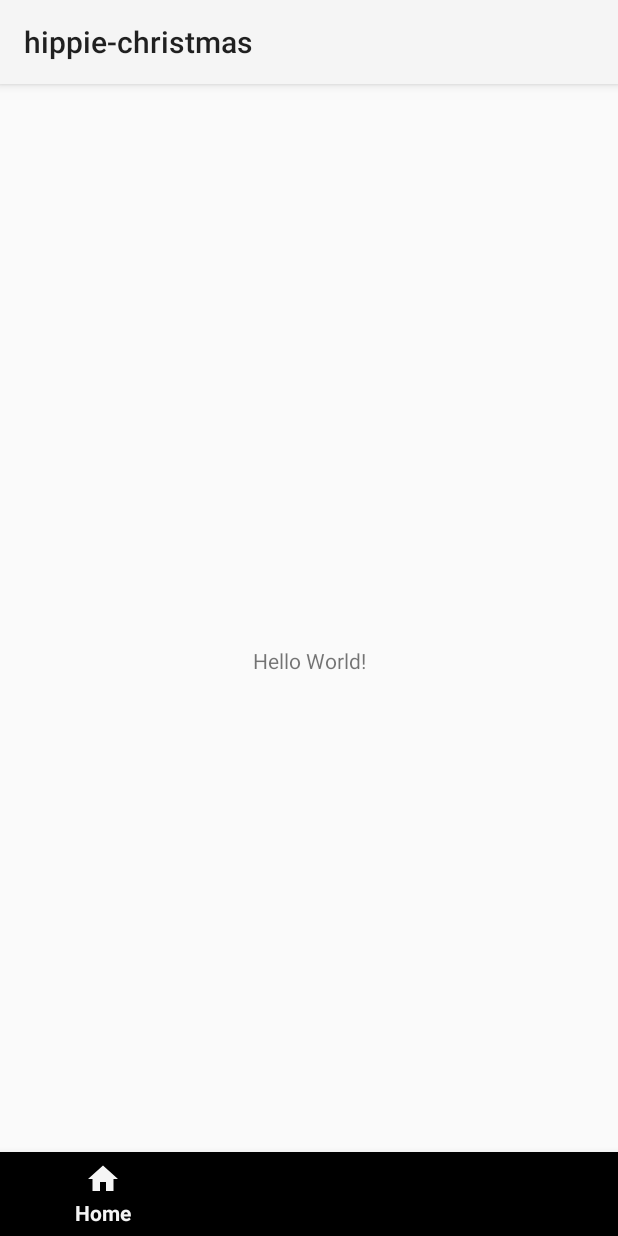
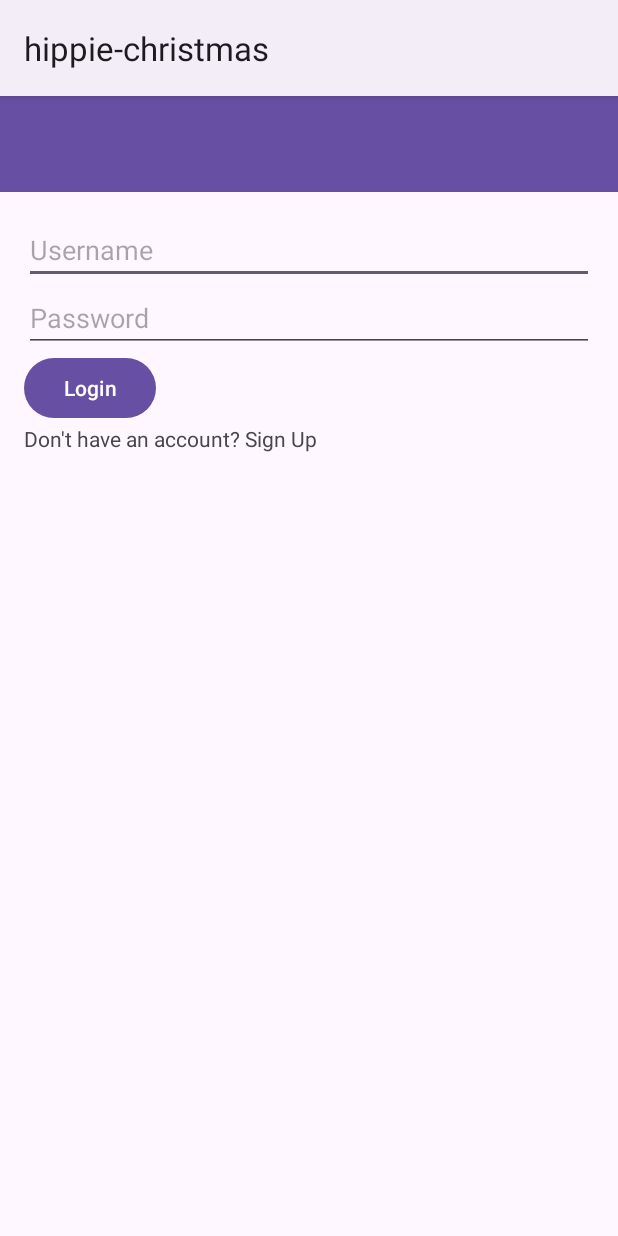
Before and after one commit to peschwartz/hippie-christmas, an Android app: the screen it shows after launch (MainActivity), on a phone screen of 412 x 824 dp. Run offline under Robolectric (Android 15) with nearby library versions, the phone set to English and light mode, and no system bars.

Commit message:
login page working... need to connect all pages still

```diff
--- a/app/src/main/AndroidManifest.xml
+++ b/app/src/main/AndroidManifest.xml
@@ -13,7 +13,7 @@
         android:label="@string/app_name"
         android:roundIcon="@mipmap/ic_launcher_round"
         android:supportsRtl="true"
-        android:theme="@style/Theme.Login"
+        android:theme="@style/Theme.Hippiechristmas"
         tools:targetApi="31">
         <activity
             android:name=".home_page"
--- a/app/src/main/java/com/cs407/hippie_christmas/MainActivity.java
+++ b/app/src/main/java/com/cs407/hippie_christmas/MainActivity.java
@@ -2,20 +2,42 @@ package com.cs407.hippie_christmas;
 
 import androidx.appcompat.app.AppCompatActivity;
 
+import android.content.Intent;
 import android.os.Bundle;
+import android.view.View;
+import android.widget.Button;
+import android.widget.EditText;
 
+import com.cs407.login.SignUpActivity;
 import com.google.android.material.bottomnavigation.BottomNavigationView;
 
 public class MainActivity extends AppCompatActivity {
 
     BottomNavigationView bottomNavigationView;
-
+    EditText editTextUsername, editTextPassword;
     @Override
     protected void onCreate(Bundle savedInstanceState) {
         super.onCreate(savedInstanceState);
         setContentView(R.layout.activity_main);
 
+        editTextUsername = findViewById(R.id.editTextUsername);
+        editTextPassword = findViewById(R.id.editTextPassword);
 
+        Button buttonLogin = findViewById(R.id.buttonLogin);
+        buttonLogin.setOnClickListener(new View.OnClickListener() {
+            @Override
+            public void onClick(View v) {
+                String username = editTextUsername.getText().toString();
+                String password = editTextPassword.getText().toString();
 
+                // Implement your login logic here
+                // Validate credentials, authenticate, and proceed accordingly
+            }
+        });
+    }
+
+    public void openSignUpScreen(View view) {
+        Intent intent = new Intent(this, SignUpActivity.class);
+        startActivity(intent);
     }
 }
--- /dev/null
+++ b/app/src/main/java/com/cs407/hippie_christmas/SignUpActivity.java
@@ -0,0 +1,43 @@
+package com.cs407.hippie_christmas;
+
+import android.content.Intent;
+import android.os.Bundle;
+import android.view.View;
+import android.widget.Button;
+import android.widget.EditText;
+
+import androidx.appcompat.app.AppCompatActivity;
+
+import com.cs407.hippie_christmas.MainActivity;
+
+public class SignUpActivity extends AppCompatActivity {
+
+    EditText editTextNewUsername, editTextEmail, editTextNewPassword;
+    @Override
+    protected void onCreate(Bundle savedInstanceState) {
+        super.onCreate(savedInstanceState);
+        setContentView(R.layout.activity_signup);
+
+        editTextNewUsername = findViewById(R.id.editTextNewUsername);
+        editTextEmail = findViewById(R.id.editTextEmail);
+        editTextNewPassword = findViewById(R.id.editTextNewPassword);
+
+        Button buttonSignUp = findViewById(R.id.buttonSignUp);
+        buttonSignUp.setOnClickListener(new View.OnClickListener() {
+            @Override
+            public void onClick(View v) {
+                String newUsername = editTextNewUsername.getText().toString();
+                String email = editTextEmail.getText().toString();
+                String newPassword = editTextNewPassword.getText().toString();
+
+                // Implement your sign-up logic here
+                // Store new user information or perform desired actions
+            }
+        });
+    }
+
+    public void openLoginScreen(View view) {
+        Intent intent = new Intent(this, MainActivity.class);
+        startActivity(intent);
+    }
+}
--- a/app/src/main/java/com/cs407/login/MainActivity.java
+++ b/app/src/main/java/com/cs407/login/MainActivity.java
@@ -12,30 +12,5 @@ import com.cs407.hippie_christmas.R;
 
 public class MainActivity extends AppCompatActivity {
 
-    EditText editTextUsername, editTextPassword;
-    @Override
-    protected void onCreate(Bundle savedInstanceState) {
-        super.onCreate(savedInstanceState);
-        setContentView(R.layout.activity_main);
 
-        editTextUsername = findViewById(R.id.editTextUsername);
-        editTextPassword = findViewById(R.id.editTextPassword);
-
-        Button buttonLogin = findViewById(R.id.buttonLogin);
-        buttonLogin.setOnClickListener(new View.OnClickListener() {
-            @Override
-            public void onClick(View v) {
-                String username = editTextUsername.getText().toString();
-                String password = editTextPassword.getText().toString();
-
-                // Implement your login logic here
-                // Validate credentials, authenticate, and proceed accordingly
-            }
-        });
-    }
-
-    public void openSignUpScreen(View view) {
-        Intent intent = new Intent(this, SignUpActivity.class);
-        startActivity(intent);
-    }
 }
--- a/app/src/main/res/layout/activity_main.xml
+++ b/app/src/main/res/layout/activity_main.xml
@@ -1,27 +1,48 @@
 <?xml version="1.0" encoding="utf-8"?>
-<androidx.constraintlayout.widget.ConstraintLayout xmlns:android="http://schemas.android.com/apk/res/android"
-    xmlns:app="http://schemas.android.com/apk/res-auto"
-    xmlns:tools="http://schemas.android.com/tools"
+<RelativeLayout
+    xmlns:android="http://schemas.android.com/apk/res/android"
     android:layout_width="match_parent"
-    android:layout_height="match_parent"
-    tools:context=".MainActivity">
+    android:layout_height="match_parent">
+    <androidx.appcompat.widget.Toolbar
+        android:id="@+id/toolbar"
+        android:layout_width="match_parent"
+        android:layout_height="?attr/actionBarSize"
+        android:background="?attr/colorPrimary"
+        android:title="Login"
+        android:titleTextColor="#FFFFFF" />
 
-    <TextView
-        android:layout_width="wrap_content"
-        android:layout_height="wrap_content"
-        android:text="Hello World!"
-        app:layout_constraintBottom_toBottomOf="parent"
-        app:layout_constraintEnd_toEndOf="parent"
-        app:layout_constraintStart_toStartOf="parent"
-        app:layout_constraintTop_toTopOf="parent" />
+    <LinearLayout
+        android:layout_width="match_parent"
+        android:layout_height="match_parent"
+        android:orientation="vertical"
+        android:layout_below="@id/toolbar"
+        android:padding="16dp">
 
-    <com.google.android.material.bottomnavigation.BottomNavigationView
-        android:id="@+id/bottom_navigation"
-        android:layout_width="0dp"
-        android:layout_height="wrap_content"
-        app:layout_constraintBottom_toBottomOf="parent"
-        app:layout_constraintEnd_toEndOf="parent"
-        app:layout_constraintStart_toStartOf="parent"
-        app:menu="@menu/bottom_nav" />
+        <!-- Your login elements (EditTexts, Button, etc.) here -->
+        <EditText
+            android:id="@+id/editTextUsername"
+            android:layout_width="match_parent"
+            android:layout_height="wrap_content"
+            android:hint="Username" />
 
-</androidx.constraintlayout.widget.ConstraintLayout>
+        <EditText
+            android:id="@+id/editTextPassword"
+            android:layout_width="match_parent"
+            android:layout_height="wrap_content"
+            android:hint="Password"
+            android:inputType="textPassword" />
+
+        <Button
+            android:id="@+id/buttonLogin"
+            android:layout_width="wrap_content"
+            android:layout_height="wrap_content"
+            android:text="Login" />
+
+        <TextView
+            android:id="@+id/textViewSignUp"
+            android:layout_width="wrap_content"
+            android:layout_height="wrap_content"
+            android:text="Don't have an account? Sign Up"
+            android:onClick="openSignUpScreen" />
+    </LinearLayout>
+</RelativeLayout>
```
